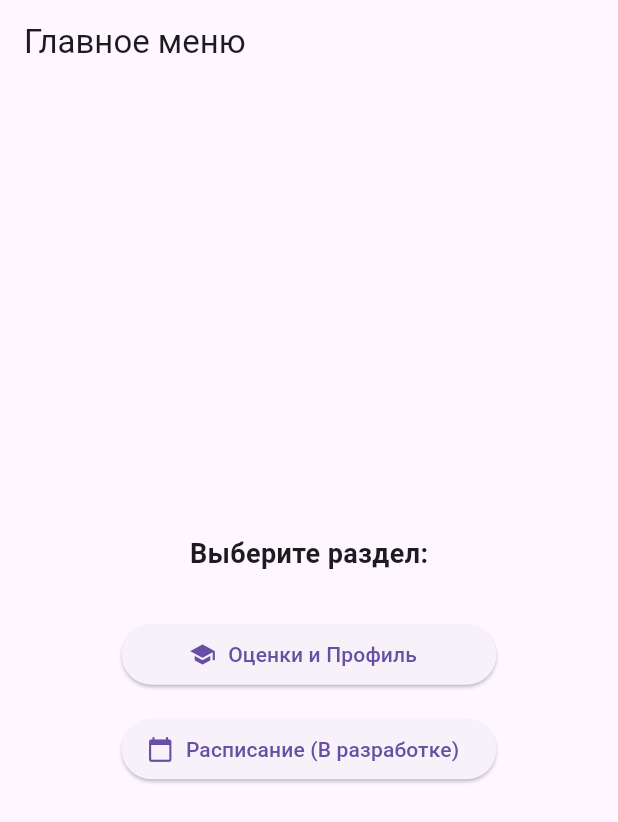
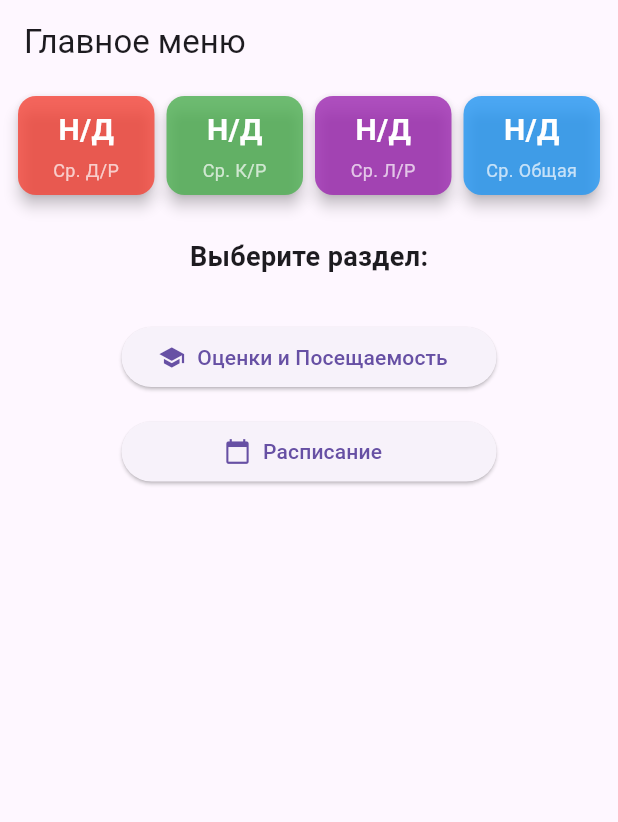
Before and after one commit to R0ma4/RomaITTop, a Flutter app: the MainMenuScreen screen opened directly with empty values, on a phone screen of 412 x 824 dp. Shown: the top 822 px of the screen. Run offline on Flutter 3.47's test engine with Material 3 defaults, Android fonts, the phone set to English and light mode, and no system bars; our stand-ins replace shared_preferences; accounts and stored records are empty; network calls fail.

Commit message:
(Flutter средние оценки) - 8

```diff
--- a/Flutter/journal_mobile/lib/screens/menu_screen.dart
+++ b/Flutter/journal_mobile/lib/screens/menu_screen.dart
@@ -1,10 +1,105 @@
 import 'package:flutter/material.dart';
 import 'marks_and_profile_screen.dart';
 import 'schedule_screen.dart';
+import '../models/mark.dart';
+import '../services/api_service.dart';
 
-class MainMenuScreen extends StatelessWidget {
+class MainMenuScreen extends StatefulWidget {
   final String token;
   const MainMenuScreen({super.key, required this.token});
+
+  @override
+  State<MainMenuScreen> createState() => _MainMenuScreenState();
+}
+
+class _MainMenuScreenState extends State<MainMenuScreen> {
+  final ApiService _apiService = ApiService();
+  late Future<List<Mark>> _marksFuture;
+
+  @override
+  void initState() {
+    super.initState();
+    _marksFuture = _apiService.getMarks(widget.token);
+  }
+
+  Map<String, double> _calculateAverages(List<Mark> marks) {
+    double totalHomeWorkMarks = 0;
+    int homeWorkCount = 0;
+    double totalControlWorkMarks = 0;
+    int controlWorkCount = 0;
+    double totalLabWorkMarks = 0;
+    int labWorkCount = 0;
+    double totalAllMarks = 0;
+    int allMarksCount = 0;
+
+    for (var mark in marks) {
+      if (mark.homeWorkMark != null) {
+        totalHomeWorkMarks += mark.homeWorkMark!;
+        homeWorkCount++;
+        totalAllMarks += mark.homeWorkMark!;
+        allMarksCount++;
+      }
+      if (mark.controlWorkMark != null) {
+        totalControlWorkMarks += mark.controlWorkMark!;
+        controlWorkCount++;
+        totalAllMarks += mark.controlWorkMark!;
+        allMarksCount++;
+      }
+      if (mark.labWorkMark != null) {
+        totalLabWorkMarks += mark.labWorkMark!;
+        labWorkCount++;
+        totalAllMarks += mark.labWorkMark!;
+        allMarksCount++;
+      }
+      if (mark.classWorkMark != null) {
+        totalAllMarks += mark.classWorkMark!;
+        allMarksCount++;
+      }
+    }
+
+    return {
+      'home': homeWorkCount > 0 ? totalHomeWorkMarks / homeWorkCount : 0.0,
+      'control': controlWorkCount > 0 ? totalControlWorkMarks / controlWorkCount : 0.0,
+      'lab': labWorkCount > 0 ? totalLabWorkMarks / labWorkCount : 0.0,
+      'overall': allMarksCount > 0 ? totalAllMarks / allMarksCount : 0.0,
+    };
+  }
+
+  Widget _buildAverageCard(String title, double average, Color color) {
+    final averageString = average == 0.0 ? 'Н/Д' : average.toStringAsFixed(2);
+
+    return Expanded(
+      child: Card(
+        color: color.withOpacity(0.8),
+        elevation: 4,
+        margin: const EdgeInsets.symmetric(horizontal: 4.0),
+        child: Padding(
+          padding: const EdgeInsets.all(8.0),
+          child: Column(
+            children: [
+              Text(
+                averageString,
+                style: const TextStyle(
+                  fontSize: 20,
+                  fontWeight: FontWeight.bold,
+                  color: Colors.white
+                ),
+              ),
+              const SizedBox(height: 4),
+              Text(
+                title,
+                textAlign: TextAlign.center,
+                style: const TextStyle(
+                  fontSize: 12,
+                  color: Colors.white70
+                ),
+              ),
+            ],
+          ),
+        ),
+      ),
+    );
+  }
 
   @override
   Widget build(BuildContext context) {
@@ -12,10 +107,39 @@ class MainMenuScreen extends StatelessWidget {
       appBar: AppBar(
         title: const Text('Главное меню'),
       ),
-      body: Center(
+      body: FutureBuilder<List<Mark>>(
+        future: _marksFuture,
+        builder: (context, snapshot) {
+          if (snapshot.connectionState == ConnectionState.waiting) {
+            return const Center(child: CircularProgressIndicator());
+          }
+
+          Map<String, double> averages = {};
+          if (snapshot.hasData) {
+            averages = _calculateAverages(snapshot.data!);
+          }
+
+          return SingleChildScrollView(
+            child: Column(
+              children: [
+                Padding(
+                  padding: const EdgeInsets.all(8.0),
+                  child: Row(
+                    children: [
+                      _buildAverageCard('Ср. Д/Р', averages['home'] ?? 0.0, Colors.red),
+                      _buildAverageCard('Ср. К/Р', averages['control'] ?? 0.0, Colors.green),
+                      _buildAverageCard('Ср. Л/Р', averages['lab'] ?? 0.0, Colors.purple),
+                      _buildAverageCard('Ср. Общая', averages['overall'] ?? 0.0, Colors.blue),
+                    ],
+                  ),
+                ),
+
+                // Основное меню
+                Center(
                   child: Column(
                     mainAxisAlignment: MainAxisAlignment.center,
                     children: [
+                      const SizedBox(height: 20),
                       const Text(
                         'Выберите раздел:',
                         style: TextStyle(fontSize: 18, fontWeight: FontWeight.bold),
@@ -25,11 +149,11 @@ class MainMenuScreen extends StatelessWidget {
                         width: 250,
                         child: ElevatedButton.icon(
                           icon: const Icon(Icons.school),
-                label: const Text('Оценки и Профиль'),
+                          label: const Text('Оценки и Посещаемость'),
                           onPressed: () {
                             Navigator.of(context).push(
                               MaterialPageRoute(
-                      builder: (_) => MarksAndProfileScreen(token: token),
+                                builder: (_) => MarksAndProfileScreen(token: widget.token),
                               ),
                             );
                           },
@@ -40,11 +164,11 @@ class MainMenuScreen extends StatelessWidget {
                         width: 250,
                         child: ElevatedButton.icon(
                           icon: const Icon(Icons.calendar_today),
-                label: const Text('Расписание (В разработке)'),
+                          label: const Text('Расписание'),
                           onPressed: () {
                             Navigator.of(context).push(
                               MaterialPageRoute(
-                      builder: (_) => ScheduleScreen(token: token),)
+                                builder: (_) => ScheduleScreen(token: widget.token),)
                             );
                           },
                         ),
@@ -52,6 +176,11 @@ class MainMenuScreen extends StatelessWidget {
                     ],
                   ),
                 ),
+              ],
+            ),
+          );
+        },
+      ),
     );
   }
 }
```
Lines whose indentation alone changed are shown as unchanged.
